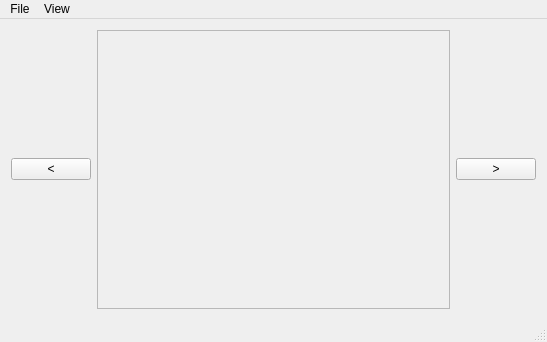
Above: mainwindow.ui from zradoslav/csv_pager before the change. Below: the same form after it.
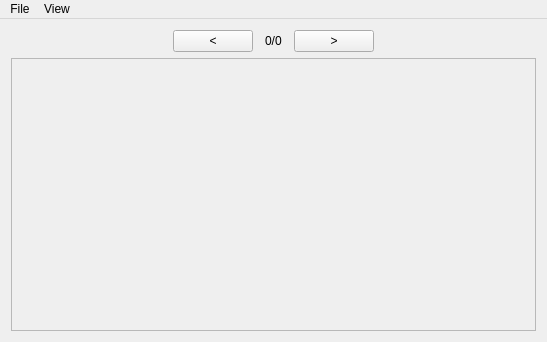
That is the form after the change.

The edit to the form file:
```diff
--- a/mainwindow.ui
+++ b/mainwindow.ui
@@ -14,8 +14,35 @@
    <string>MainWindow</string>
   </property>
   <widget class="QWidget" name="centralWidget">
-   <layout class="QHBoxLayout" name="horizontalLayout">
-    <item>
+   <layout class="QGridLayout" name="gridLayout">
+    <item row="0" column="5">
+     <widget class="QPushButton" name="nextButton">
+      <property name="text">
+       <string>&gt;</string>
+      </property>
+     </widget>
+    </item>
+    <item row="0" column="3">
+     <widget class="QLabel" name="pageLabel">
+      <property name="text">
+       <string>0/0</string>
+      </property>
+     </widget>
+    </item>
+    <item row="0" column="0">
+     <spacer name="horizontalSpacer">
+      <property name="orientation">
+       <enum>Qt::Horizontal</enum>
+      </property>
+      <property name="sizeHint" stdset="0">
+       <size>
+        <width>40</width>
+        <height>20</height>
+       </size>
+      </property>
+     </spacer>
+    </item>
+    <item row="0" column="1">
      <widget class="QPushButton" name="prevButton">
       <property name="enabled">
        <bool>true</bool>
@@ -25,7 +52,20 @@
       </property>
      </widget>
     </item>
-    <item>
+    <item row="0" column="6">
+     <spacer name="horizontalSpacer_2">
+      <property name="orientation">
+       <enum>Qt::Horizontal</enum>
+      </property>
+      <property name="sizeHint" stdset="0">
+       <size>
+        <width>40</width>
+        <height>20</height>
+       </size>
+      </property>
+     </spacer>
+    </item>
+    <item row="2" column="0" colspan="7">
      <widget class="QScrollArea" name="scrollArea">
       <property name="widgetResizable">
        <bool>true</bool>
@@ -38,20 +78,13 @@
         <rect>
          <x>0</x>
          <y>0</y>
-         <width>355</width>
-         <height>280</height>
+         <width>527</width>
+         <height>273</height>
         </rect>
        </property>
       </widget>
      </widget>
     </item>
-    <item>
-     <widget class="QPushButton" name="nextButton">
-      <property name="text">
-       <string>&gt;</string>
-      </property>
-     </widget>
-    </item>
    </layout>
   </widget>
   <widget class="QMenuBar" name="menuBar">
@@ -80,7 +113,6 @@
    <addaction name="menuFile"/>
    <addaction name="menuView"/>
   </widget>
-  <widget class="QStatusBar" name="statusBar"/>
   <action name="actionOpen_CSV">
    <property name="text">
     <string>Open CSV…</string>
```
Left out of the diff: 3 changed lines with no effect on the pictures.
